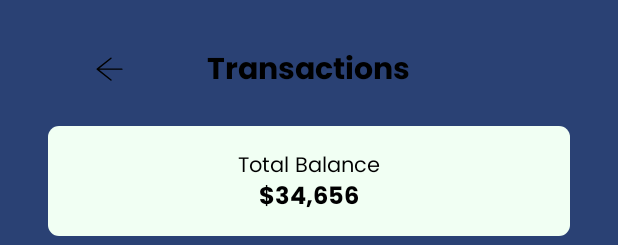
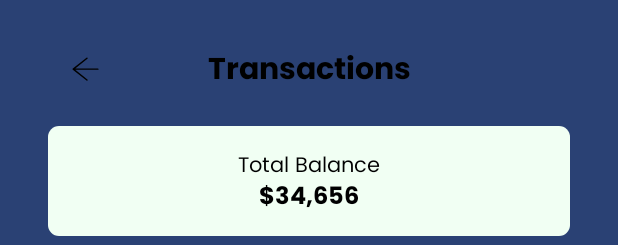
Before and after one commit to shantanu1k/Pennywise, an Android app built with Jetpack Compose: the @Preview function TransactionScreenPreview, on a phone screen of 412 x 824 dp. Shown: the top 245 px of the screen. Run offline under Robolectric (Android 15) with nearby library versions, the phone set to English and light mode, and no system bars.

Commit message:
Update AppBar style

```diff
--- a/app/src/main/java/com/cowday/pennywise/ui/common/AppBar.kt
+++ b/app/src/main/java/com/cowday/pennywise/ui/common/AppBar.kt
@@ -8,14 +8,17 @@ import androidx.compose.foundation.layout.height
 import androidx.compose.foundation.layout.padding
 import androidx.compose.material3.Icon
 import androidx.compose.material3.MaterialTheme
+import androidx.compose.material3.Surface
 import androidx.compose.material3.Text
 import androidx.compose.runtime.Composable
 import androidx.compose.ui.Alignment
 import androidx.compose.ui.Modifier
 import androidx.compose.ui.res.painterResource
 import androidx.compose.ui.text.style.TextAlign
+import androidx.compose.ui.tooling.preview.Preview
 import androidx.compose.ui.unit.dp
 import com.cowday.pennywise.R
+import com.cowday.pennywise.ui.theme.PennywiseTheme
 
 @Composable
 fun AppBar(title: String) {
@@ -28,17 +31,27 @@ fun AppBar(title: String) {
     ) {
         Icon(
             modifier = Modifier
-                .weight(0.2f)
+                .weight(0.1f)
                 .height(16.dp),
             painter = painterResource(R.drawable.icon_back),
             contentDescription = null
         )
         Text(
-            modifier = Modifier.weight(0.6f),
+            modifier = Modifier.weight(0.8f),
             text = title,
             style = MaterialTheme.typography.titleMedium,
             textAlign = TextAlign.Center
         )
-        Spacer(modifier = Modifier.weight(0.2f))
+        Spacer(modifier = Modifier.weight(0.1f))
     }
 }
+
+@Preview
+@Composable
+private fun AppBarPreview() {
+    PennywiseTheme {
+        Surface {
+            AppBar("Transactions")
+        }
+    }
+}
```
